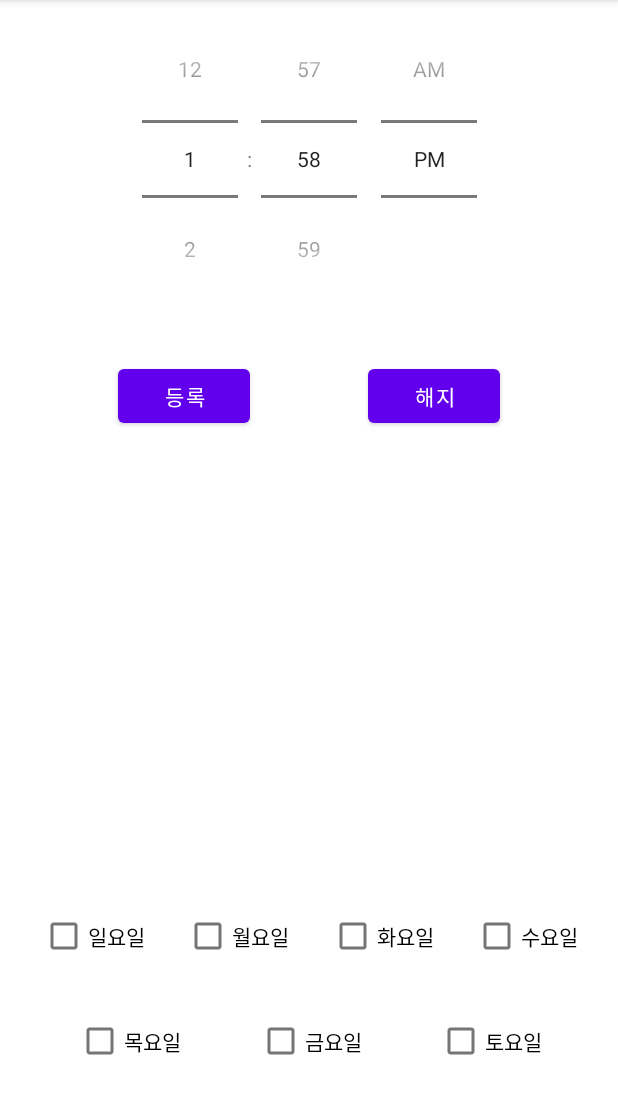
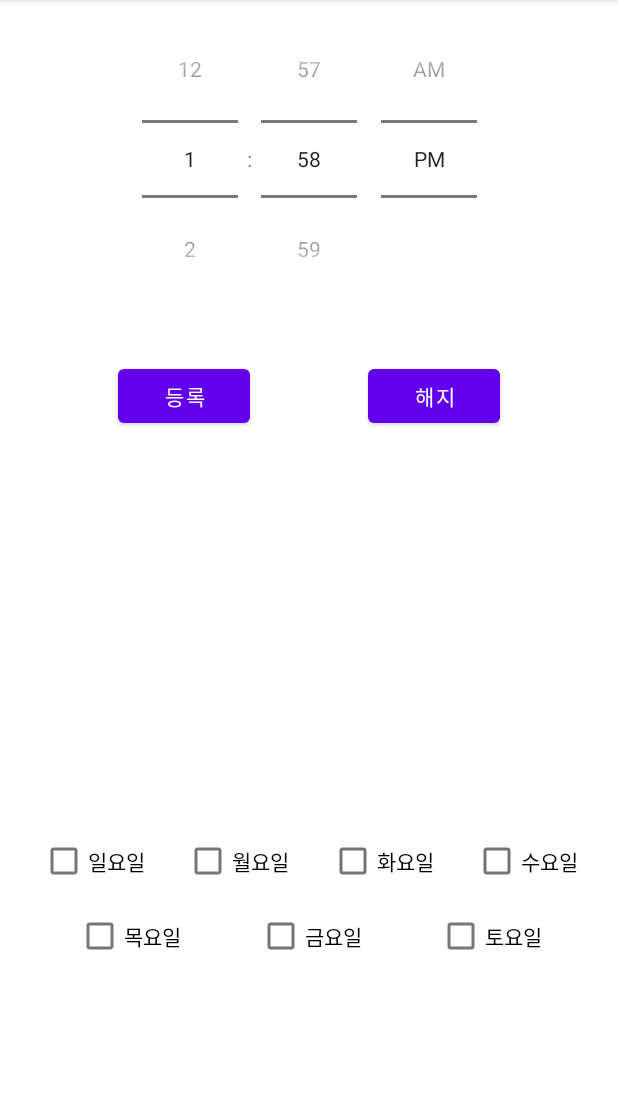
Before and after one commit to Jamong435/LifeNack, an Android app: the screen it shows after launch (MainActivity), on a phone screen of 412 x 824 dp, the part 84-1198 px from its top. Run offline under Robolectric (Android 15) with nearby library versions, the phone set to English and light mode, and no system bars; our stand-ins replace AdMob.

Commit message:
액티비티 배치 포맷

```diff
--- a/app/src/main/res/layout/activity_main.xml
+++ b/app/src/main/res/layout/activity_main.xml
@@ -47,7 +47,7 @@
         android:text="일요일"
         app:layout_constraintBottom_toBottomOf="parent"
         app:layout_constraintEnd_toStartOf="@+id/cb_mon"
-        android:layout_marginBottom="120dp"
+        android:layout_marginBottom="170dp"
         app:layout_constraintHorizontal_bias="0.5"
         app:layout_constraintStart_toStartOf="parent"
         tools:ignore="MissingConstraints" />
@@ -59,7 +59,7 @@
         android:text="월요일"
         app:layout_constraintBottom_toBottomOf="parent"
         app:layout_constraintEnd_toStartOf="@+id/cb_tue"
-        android:layout_marginBottom="120dp"
+        android:layout_marginBottom="170dp"
         app:layout_constraintHorizontal_bias="0.5"
         app:layout_constraintStart_toEndOf="@+id/cb_sun"
         tools:ignore="MissingConstraints" />
@@ -72,7 +72,7 @@
         app:layout_constraintBottom_toBottomOf="parent"
         app:layout_constraintEnd_toStartOf="@+id/cb_wed"
         app:layout_constraintHorizontal_bias="0.5"
-        android:layout_marginBottom="120dp"
+        android:layout_marginBottom="170dp"
         app:layout_constraintStart_toEndOf="@+id/cb_mon"
         tools:ignore="MissingConstraints" />
 
@@ -82,7 +82,7 @@
         android:layout_height="wrap_content"
         android:text="수요일"
         app:layout_constraintBottom_toBottomOf="parent"
-        android:layout_marginBottom="120dp"
+        android:layout_marginBottom="170dp"
         app:layout_constraintEnd_toEndOf="parent"
         app:layout_constraintHorizontal_bias="0.5"
         app:layout_constraintStart_toEndOf="@+id/cb_tue"
@@ -96,7 +96,7 @@
         app:layout_constraintBottom_toBottomOf="parent"
         app:layout_constraintEnd_toStartOf="@+id/cb_fri"
         app:layout_constraintHorizontal_bias="0.5"
-        android:layout_marginBottom="50dp"
+        android:layout_marginBottom="120dp"
         app:layout_constraintStart_toStartOf="parent"
         tools:ignore="MissingConstraints" />
 
@@ -108,7 +108,7 @@
         app:layout_constraintBottom_toBottomOf="parent"
         app:layout_constraintEnd_toStartOf="@+id/cb_sat"
         app:layout_constraintHorizontal_bias="0.5"
-        android:layout_marginBottom="50dp"
+        android:layout_marginBottom="120dp"
         app:layout_constraintStart_toEndOf="@+id/cb_thu"
         tools:ignore="MissingConstraints" />
 
@@ -120,17 +120,18 @@
         app:layout_constraintBottom_toBottomOf="parent"
         app:layout_constraintEnd_toEndOf="parent"
         app:layout_constraintHorizontal_bias="0.5"
-        android:layout_marginBottom="50dp"
+        android:layout_marginBottom="120dp"
         app:layout_constraintStart_toEndOf="@+id/cb_fri"
         tools:ignore="MissingConstraints" />
 
     <com.google.android.gms.ads.AdView
-        xmlns:ads="http://schemas.android.com/apk/res-auto"
         android:id="@+id/adView"
-        android:layout_width="wrap_content"
-        android:layout_height="wrap_content"
-        android:layout_alignParentBottom="true"
-        android:layout_centerInParent="true"
-        ads:adSize="BANNER"
-        ads:adUnitId="ca-app-pub-3940256099942544/6300978111"/>
+        android:layout_width="320dp"
+        android:layout_height="50dp"
+        android:layout_marginTop="10dp"
+        app:adSize="BANNER"
+        app:adUnitId="ca-app-pub-3940256099942544/6300978111"
+        app:layout_constraintBottom_toBottomOf="parent"
+        app:layout_constraintEnd_toEndOf="parent"
+        app:layout_constraintStart_toStartOf="parent" />
 </androidx.constraintlayout.widget.ConstraintLayout>
```
